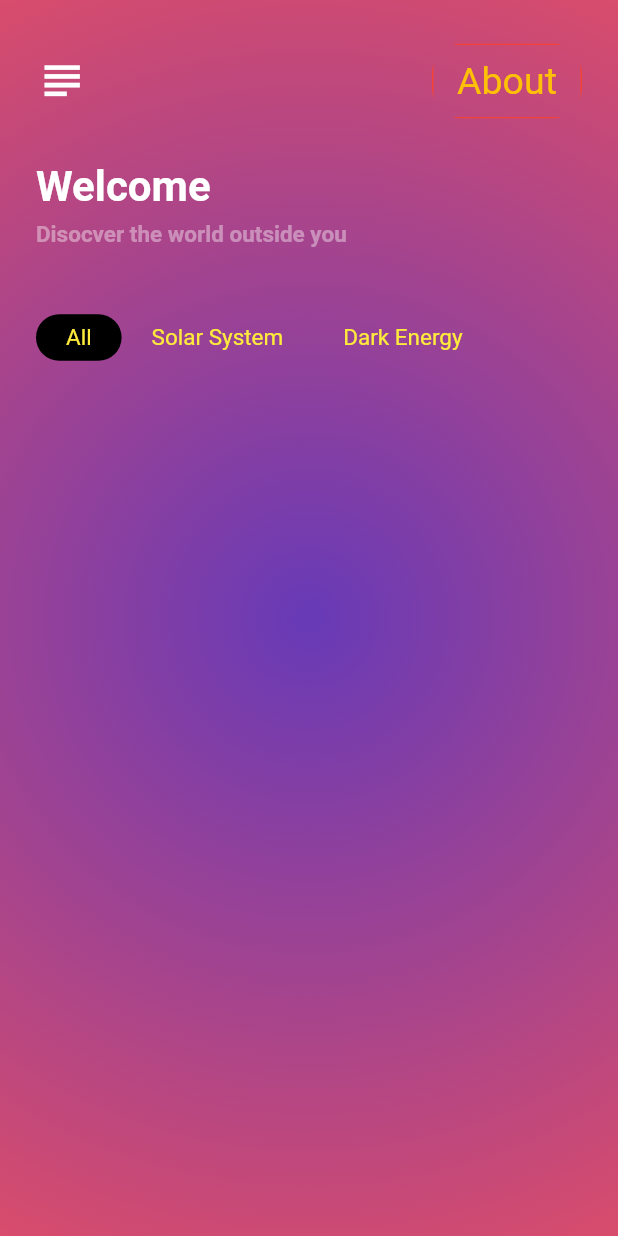
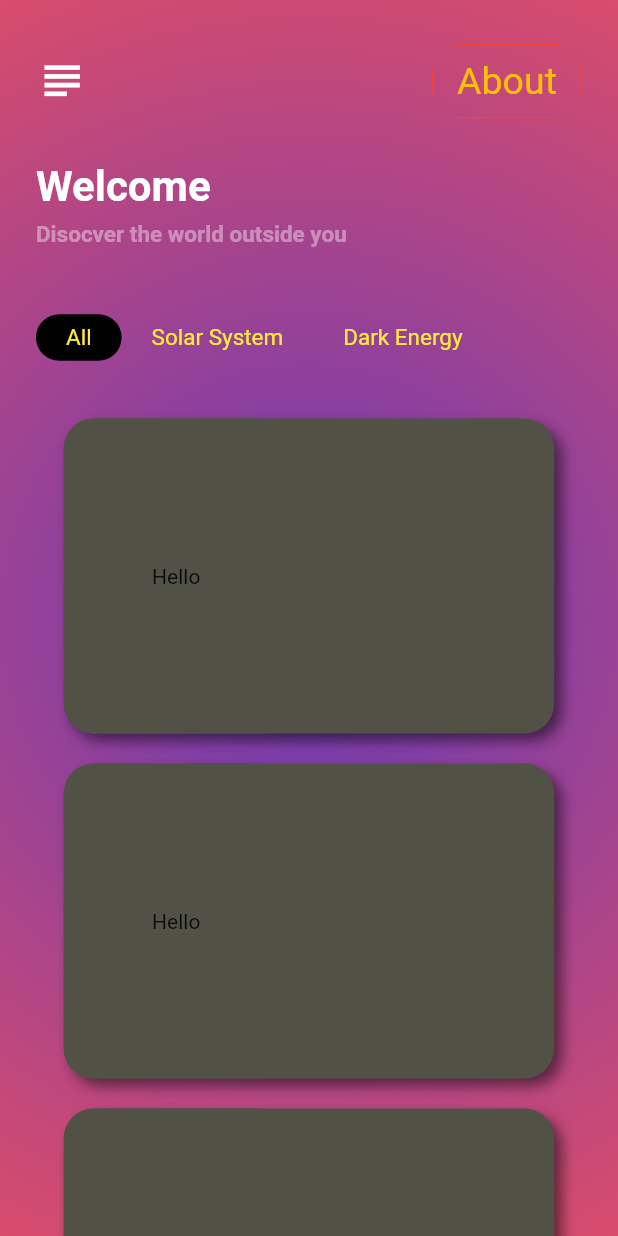
Before and after one commit to Rohit-RA-2020/Universe-App, a Flutter app: the screen it shows after launch, on a phone screen of 412 x 824 dp. Run offline on Flutter 3.47's test engine with Material 2 defaults, Android fonts, the phone set to English and light mode, and no system bars; our stand-ins replace simple_animations.

```diff
--- a/lib/home.dart
+++ b/lib/home.dart
@@ -1,5 +1,8 @@
 import 'package:flutter/material.dart';
+import 'package:flutter/services.dart';
 import 'package:universe/fadeAnimation.dart';
+import 'dart:convert';
+import 'package:universe/models/itemsModel.dart';
 
 class Home extends StatefulWidget {
   @override
@@ -10,6 +13,24 @@ class _HomeState extends State<Home> {
   List<String> listCategory = ["All", "Solar System", "Dark Energy"];
   int activeClassIndex = 0;
   int itemCount;
+
+  @override
+  void initState() {
+    super.initState();
+
+    loadData();
+  }
+
+  loadData() async {
+    final cosmosJson = await rootBundle.loadString("assets/files/cosmos.json");
+    final decodedData = jsonDecode(cosmosJson);
+    var celestialData = decodedData["celestial"];
+    CelestialModel.items = List.from(celestialData)
+        .map<Item>((item) => Item.fromMap(item))
+        .toList();
+
+    setState(() {});
+  }
 
   @override
   Widget build(BuildContext context) {
@@ -137,8 +158,8 @@ class _HomeState extends State<Home> {
                                 },
                                 child: AnimatedContainer(
                                   duration: Duration(milliseconds: 500),
-                                margin:
-                                    EdgeInsets.only(left: index == 0 ? 24 : 0),
+                                  margin: EdgeInsets.only(
+                                      left: index == 0 ? 24 : 0),
                                   height: 31,
                                   padding: EdgeInsets.symmetric(horizontal: 20),
                                   alignment: Alignment.center,
@@ -146,8 +167,8 @@ class _HomeState extends State<Home> {
                                       color: index == activeClassIndex
                                           ? Colors.black
                                           : Colors.transparent,
-                                    borderRadius:
-                                        BorderRadius.all(Radius.circular(25))),
+                                      borderRadius: BorderRadius.all(
+                                          Radius.circular(25))),
                                   child: Text(
                                     listCategory[index],
                                     textAlign: TextAlign.start,
@@ -157,10 +178,26 @@ class _HomeState extends State<Home> {
                                     ),
                                   ),
                                 ),
-                            ));
+                              ),
+                            );
                           },
                         ),
                       ),
+                    ),
+                    ListView.builder(
+                      itemCount: CelestialModel.items.length,
+                      physics: ClampingScrollPhysics(),
+                      shrinkWrap: true,
+                      itemBuilder: (context, index) {
+                        String heroTag = "humingbird" + index.toString();
+                        return FadeAnimation(
+                          fadeDirection: FadeDirection.right,
+                          delay: 2 + index / 5,
+                          child: CelestialCard(
+                            heroTag: heroTag,
+                          ),
+                        );
+                      },
                     )
                   ],
                 ),
@@ -172,3 +209,60 @@ class _HomeState extends State<Home> {
     );
   }
 }
+
+class CelestialCard extends StatefulWidget {
+  final String heroTag;
+
+  const CelestialCard({Key key, this.heroTag}) : super(key: key);
+
+  @override
+  _CelestialCardState createState() => _CelestialCardState();
+}
+
+class _CelestialCardState extends State<CelestialCard> {
+  @override
+  Widget build(BuildContext context) {
+    return Center(
+      child: GestureDetector(
+        onTap: () {},
+        child: Container(
+          height: 210,
+          width: 327,
+          margin: EdgeInsets.only(bottom: 20),
+          decoration: BoxDecoration(
+              color: Color(0xFF525145),
+              boxShadow: [
+                BoxShadow(
+                  color: Colors.black.withOpacity(0.5),
+                  offset: Offset(5, 5),
+                  blurRadius: 7,
+                )
+              ],
+              borderRadius: BorderRadius.all(Radius.circular(20))),
+          child: Stack(
+            children: <Widget>[
+              Align(
+                alignment: Alignment.centerLeft,
+                child: Container(
+                  height: 210,
+                  width: 150,
+                  decoration: BoxDecoration(
+                    color: Color(0xFF525145),
+                    borderRadius: BorderRadius.all(Radius.circular(20)),
+                  ),
+                  child: Stack(
+                    children: <Widget>[
+                      ClipRRect(
+                          borderRadius: BorderRadius.all(Radius.circular(20)),
+                          child: Center(child: Text('Hello')))
+                    ],
+                  ),
+                ),
+              )
+            ],
+          ),
+        ),
+      ),
+    );
+  }
+}
--- /dev/null
+++ b/lib/pages/celestialCard.dart
@@ -0,0 +1,37 @@
+import 'package:flutter/material.dart';
+import 'package:flutter/cupertino.dart';
+
+class CelestialCard extends StatefulWidget {
+  final String heroTag;
+
+  const CelestialCard({Key key, this.heroTag}) : super(key: key);
+
+  @override
+  _CelestialCardState createState() => _CelestialCardState();
+}
+
+class _CelestialCardState extends State<CelestialCard> {
+  @override
+  Widget build(BuildContext context) {
+    return Center(
+      child: GestureDetector(
+        onTap: () {},
+        child: Container(
+          height: 210,
+          width: 327,
+          margin: EdgeInsets.only(bottom: 20),
+          decoration: BoxDecoration(
+            color: Color(0xFF525145),
+            boxShadow: [
+              BoxShadow(
+                color: Colors.black.withOpacity(0.5),
+                offset: Offset(5, 5),
+                blurRadius: 7,
+              )
+            ],
+          ),
+        ),
+      ),
+    );
+  }
+}
--- a/pubspec.yaml
+++ b/pubspec.yaml
@@ -48,7 +48,7 @@ flutter:
 
   # To add assets to your application, add an assets section, like this:
   assets:
-    - assets/
+    - assets/files/cosmos.json
 
   # An image asset can refer to one or more resolution-specific "variants", see
   # https://flutter.dev/assets-and-images/#resolution-aware.
```
Lines whose indentation alone changed are shown as unchanged.
